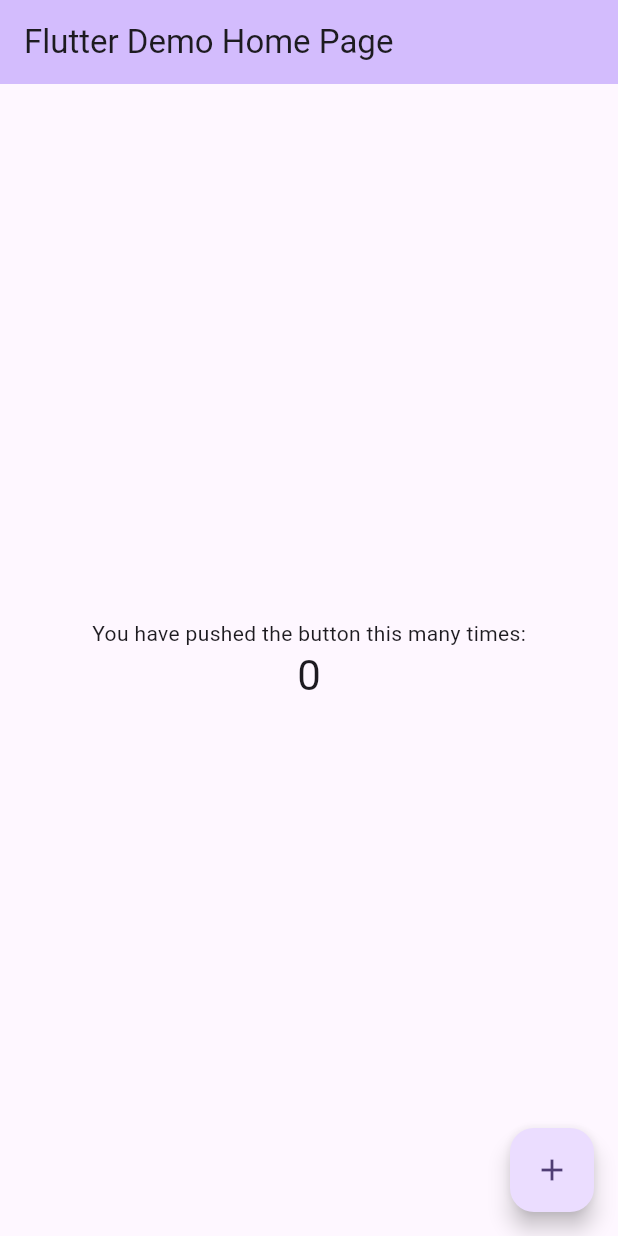
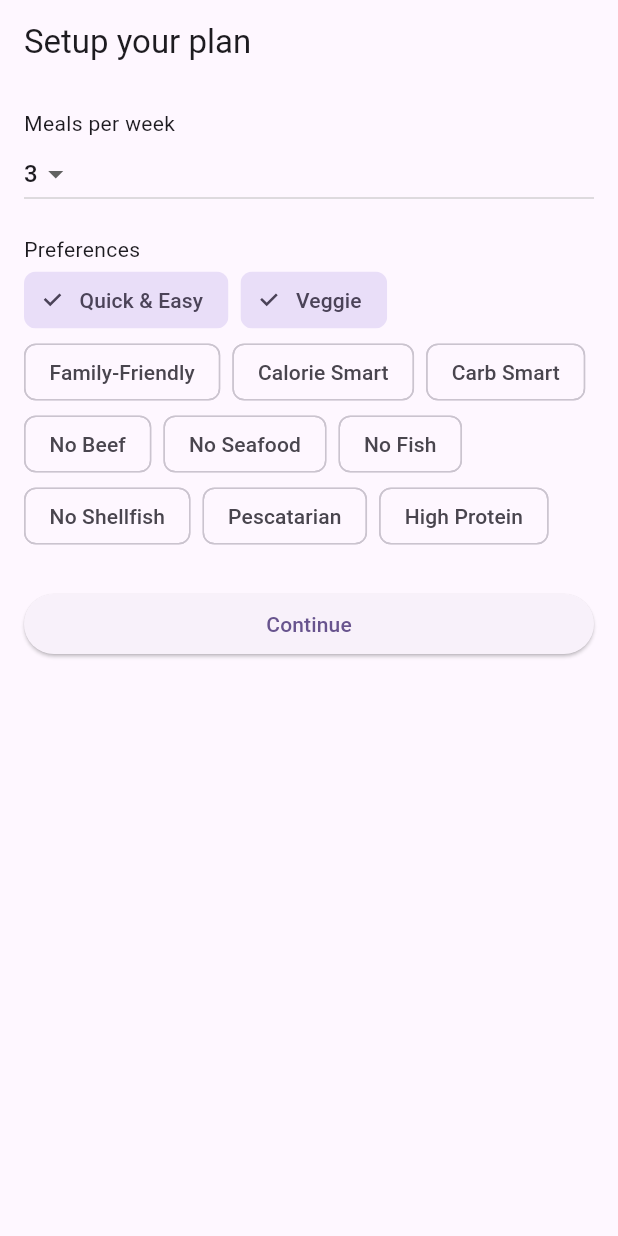
Before and after one commit to YeneFresh/ethiomealkit, a Flutter app: the screen it shows after launch, on a phone screen of 412 x 824 dp. Run offline on Flutter 3.47's test engine with Material 3 defaults, Android fonts, the phone set to English and light mode, and no system bars; our stand-ins replace flutter_riverpod, go_router, supabase_flutter; accounts and stored records are empty.

Commit message:
feat: routing, onboarding skeleton, Supabase init hooks; add schema.sql

```diff
--- a/analysis_options.yaml
+++ b/analysis_options.yaml
@@ -21,8 +21,9 @@ linter:
   # `// ignore_for_file: name_of_lint` syntax on the line or in the file
   # producing the lint.
   rules:
-    # avoid_print: false  # Uncomment to disable the `avoid_print` rule
-    # prefer_single_quotes: true  # Uncomment to enable the `prefer_single_quotes` rule
+    avoid_print: true
+    prefer_relative_imports: true
+    always_use_package_imports: false
 
 # Additional information about this file can be found at
 # https://dart.dev/guides/language/analysis-options
--- a/lib/main.dart
+++ b/lib/main.dart
@@ -1,7 +1,17 @@
 import 'package:flutter/material.dart';
+import 'package:flutter_riverpod/flutter_riverpod.dart';
+import 'package:go_router/go_router.dart';
+import 'package:supabase_flutter/supabase_flutter.dart';
 
-void main() {
-  runApp(const MyApp());
+Future<void> main() async {
+  WidgetsFlutterBinding.ensureInitialized();
+  // TODO: Replace with your Supabase project URL and anon key
+  const supabaseUrl = String.fromEnvironment('SUPABASE_URL', defaultValue: '');
+  const supabaseAnonKey = String.fromEnvironment('SUPABASE_ANON_KEY', defaultValue: '');
+  if (supabaseUrl.isNotEmpty && supabaseAnonKey.isNotEmpty) {
+    await Supabase.initialize(url: supabaseUrl, anonKey: supabaseAnonKey);
+  }
+  runApp(const ProviderScope(child: MyApp()));
 }
 
 class MyApp extends StatelessWidget {
@@ -10,113 +20,120 @@ class MyApp extends StatelessWidget {
   // This widget is the root of your application.
   @override
   Widget build(BuildContext context) {
-    return MaterialApp(
-      title: 'Flutter Demo',
-      theme: ThemeData(
-        // This is the theme of your application.
-        //
-        // TRY THIS: Try running your application with "flutter run". You'll see
-        // the application has a purple toolbar. Then, without quitting the app,
-        // try changing the seedColor in the colorScheme below to Colors.green
-        // and then invoke "hot reload" (save your changes or press the "hot
-        // reload" button in a Flutter-supported IDE, or press "r" if you used
-        // the command line to start the app).
-        //
-        // Notice that the counter didn't reset back to zero; the application
-        // state is not lost during the reload. To reset the state, use hot
-        // restart instead.
-        //
-        // This works for code too, not just values: Most code changes can be
-        // tested with just a hot reload.
-        colorScheme: ColorScheme.fromSeed(seedColor: Colors.deepPurple),
-      ),
-      home: const MyHomePage(title: 'Flutter Demo Home Page'),
+    final router = GoRouter(
+      initialLocation: '/onboarding',
+      routes: [
+        GoRoute(
+          path: '/onboarding',
+          builder: (context, state) => const OnboardingFlow(),
+        ),
+        GoRoute(
+          path: '/home',
+          builder: (context, state) => const HomeScreen(),
+        ),
+      ],
+    );
+
+    return MaterialApp.router(
+      title: 'Ethio Meal Kit',
+      theme: ThemeData(colorScheme: ColorScheme.fromSeed(seedColor: Colors.deepPurple)),
+      routerConfig: router,
     );
   }
 }
 
-class MyHomePage extends StatefulWidget {
-  const MyHomePage({super.key, required this.title});
-
-  // This widget is the home page of your application. It is stateful, meaning
-  // that it has a State object (defined below) that contains fields that affect
-  // how it looks.
-
-  // This class is the configuration for the state. It holds the values (in this
-  // case the title) provided by the parent (in this case the App widget) and
-  // used by the build method of the State. Fields in a Widget subclass are
-  // always marked "final".
-
-  final String title;
-
-  @override
-  State<MyHomePage> createState() => _MyHomePageState();
-}
-
-class _MyHomePageState extends State<MyHomePage> {
-  int _counter = 0;
-
-  void _incrementCounter() {
-    setState(() {
-      // This call to setState tells the Flutter framework that something has
-      // changed in this State, which causes it to rerun the build method below
-      // so that the display can reflect the updated values. If we changed
-      // _counter without calling setState(), then the build method would not be
-      // called again, and so nothing would appear to happen.
-      _counter++;
-    });
-  }
+class HomeScreen extends StatelessWidget {
+  const HomeScreen({super.key});
 
   @override
   Widget build(BuildContext context) {
-    // This method is rerun every time setState is called, for instance as done
-    // by the _incrementCounter method above.
-    //
-    // The Flutter framework has been optimized to make rerunning build methods
-    // fast, so that you can just rebuild anything that needs updating rather
-    // than having to individually change instances of widgets.
     return Scaffold(
-      appBar: AppBar(
-        // TRY THIS: Try changing the color here to a specific color (to
-        // Colors.amber, perhaps?) and trigger a hot reload to see the AppBar
-        // change color while the other colors stay the same.
-        backgroundColor: Theme.of(context).colorScheme.inversePrimary,
-        // Here we take the value from the MyHomePage object that was created by
-        // the App.build method, and use it to set our appbar title.
-        title: Text(widget.title),
-      ),
+      appBar: AppBar(title: const Text('Ethio Meal Kit')),
       body: Center(
-        // Center is a layout widget. It takes a single child and positions it
-        // in the middle of the parent.
         child: Column(
-          // Column is also a layout widget. It takes a list of children and
-          // arranges them vertically. By default, it sizes itself to fit its
-          // children horizontally, and tries to be as tall as its parent.
-          //
-          // Column has various properties to control how it sizes itself and
-          // how it positions its children. Here we use mainAxisAlignment to
-          // center the children vertically; the main axis here is the vertical
-          // axis because Columns are vertical (the cross axis would be
-          // horizontal).
-          //
-          // TRY THIS: Invoke "debug painting" (choose the "Toggle Debug Paint"
-          // action in the IDE, or press "p" in the console), to see the
-          // wireframe for each widget.
           mainAxisAlignment: MainAxisAlignment.center,
-          children: <Widget>[
-            const Text('You have pushed the button this many times:'),
-            Text(
-              '$_counter',
-              style: Theme.of(context).textTheme.headlineMedium,
+          children: [
+            const Text('Welcome'),
+            ElevatedButton(
+              onPressed: () => context.go('/onboarding'),
+              child: const Text('Start Onboarding'),
             ),
           ],
         ),
       ),
-      floatingActionButton: FloatingActionButton(
-        onPressed: _incrementCounter,
-        tooltip: 'Increment',
-        child: const Icon(Icons.add),
-      ), // This trailing comma makes auto-formatting nicer for build methods.
     );
   }
 }
+
+class OnboardingFlow extends StatefulWidget {
+  const OnboardingFlow({super.key});
+
+  @override
+  State<OnboardingFlow> createState() => _OnboardingFlowState();
+}
+
+class _OnboardingFlowState extends State<OnboardingFlow> {
+  int mealsPerWeek = 3;
+  final Set<String> prefs = {
+    'Quick & Easy',
+    'Veggie',
+  };
+
+  @override
+  Widget build(BuildContext context) {
+    return Scaffold(
+      appBar: AppBar(title: const Text('Setup your plan')),
+      body: Padding(
+        padding: const EdgeInsets.all(16),
+        child: ListView(
+          children: [
+            const Text('Meals per week'),
+            DropdownButton<int>(
+              value: mealsPerWeek,
+              items: const [3, 5, 7]
+                  .map((n) => DropdownMenuItem(value: n, child: Text('$n')))
+                  .toList(),
+              onChanged: (v) => setState(() => mealsPerWeek = v ?? 3),
+            ),
+            const SizedBox(height: 16),
+            const Text('Preferences'),
+            Wrap(
+              spacing: 8,
+              children: [
+                'Quick & Easy',
+                'Veggie',
+                'Family-Friendly',
+                'Calorie Smart',
+                'Carb Smart',
+                'No Beef',
+                'No Seafood',
+                'No Fish',
+                'No Shellfish',
+                'Pescatarian',
+                'High Protein',
+              ].map((p) {
+                final selected = prefs.contains(p);
+                return FilterChip(
+                  label: Text(p),
+                  selected: selected,
+                  onSelected: (s) => setState(() {
+                    if (s) {
+                      prefs.add(p);
+                    } else {
+                      prefs.remove(p);
+                    }
+                  }),
+                );
+              }).toList(),
+            ),
+            const SizedBox(height: 24),
+            ElevatedButton(
+              onPressed: () => context.go('/home'),
+              child: const Text('Continue'),
+            ),
+          ],
+        ),
+      ),
+    );
+  }
+}
--- /dev/null
+++ b/lib/supabase_client.dart
@@ -0,0 +1,6 @@
+import 'package:supabase_flutter/supabase_flutter.dart';
+
+class SupabaseConfig {
+  static bool get isConfigured => Supabase.instance.client.restUrl.isNotEmpty;
+  static SupabaseClient get client => Supabase.instance.client;
+}
--- a/pubspec.yaml
+++ b/pubspec.yaml
@@ -34,6 +34,9 @@ dependencies:
   # The following adds the Cupertino Icons font to your application.
   # Use with the CupertinoIcons class for iOS style icons.
   cupertino_icons: ^1.0.8
+  go_router: ^14.3.0
+  flutter_riverpod: ^2.5.1
+  supabase_flutter: ^2.6.0
 
 dev_dependencies:
   flutter_test:
```
Also changed, not shown: lib/app_router.dart (added, +17 -0 lines), pubspec.lock, 2 other files.
